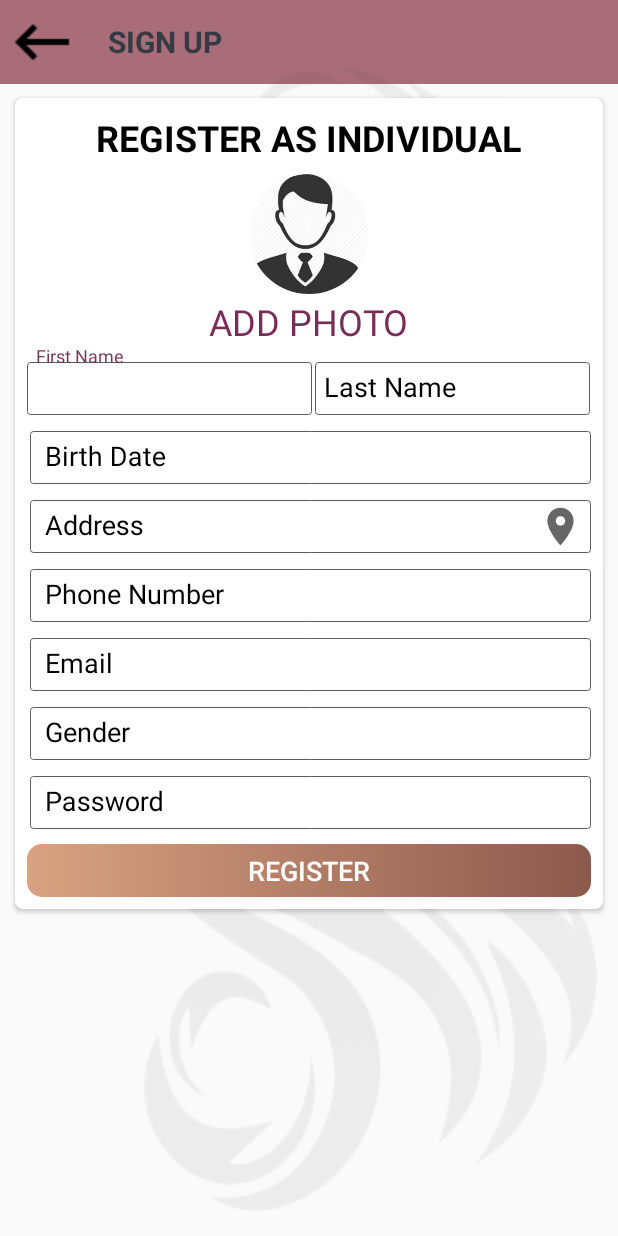
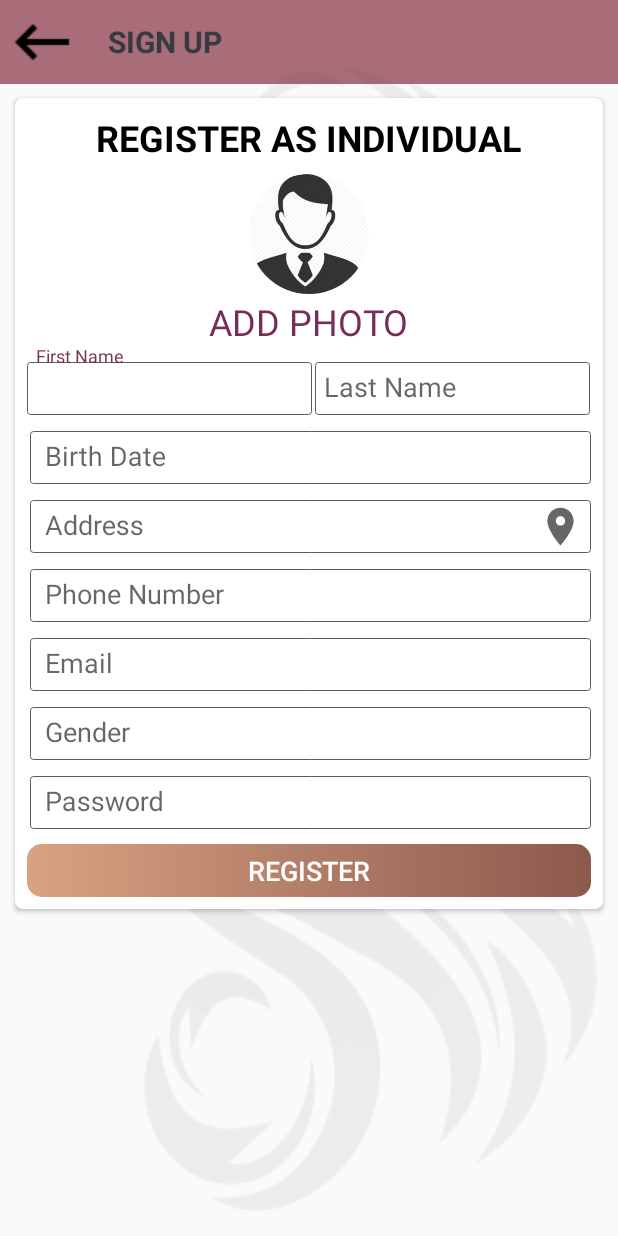
Before and after one commit to sklagat45/reylla, an Android app: the IndividualRegister screen opened directly, with no data from a screen before it, on a phone screen of 412 x 824 dp. Run offline under Robolectric (Android 15) with nearby library versions, the phone set to English and light mode, and no system bars; our stand-ins replace CircleImageView, Firebase (no records; nobody signed in at launch, a user with empty details on screens opened directly).

Commit message:
feature_register_companyProvider

```diff
--- a/app/src/main/java/com/sklagat46/reylla/activities/CompanyRegister.kt
+++ b/app/src/main/java/com/sklagat46/reylla/activities/CompanyRegister.kt
@@ -4,7 +4,6 @@ import android.content.Intent
 import android.os.Bundle
 import android.text.TextUtils
 import android.view.WindowManager
-import android.widget.ImageView
 import android.widget.Toast
 import com.google.android.gms.tasks.OnCompleteListener
 import com.google.firebase.auth.AuthResult
@@ -50,7 +49,7 @@ class CompanyRegister : BaseActivity() {
 
     private fun registerCompany() {
         // Here we get the text from editText and trim the space
-        val companyImage: ImageView = iv_company_image
+        val companyImage: String = iv_company_logo_image.toString()
         val companyName: String = et_company_name.text.toString().trim { it <= ' ' }
         val registrationNumber: String = et_registration_number.text.toString().trim { it <= ' ' }
         val companyAddress: String = et_company_address.text.toString().trim { it <= ' ' }
@@ -74,7 +73,8 @@ class CompanyRegister : BaseActivity() {
                             val registeredEmail = firebaseUser.email!!
 
                             val company = Company(
-                                firebaseUser.uid, companyName, registeredEmail
+                                firebaseUser.uid,companyImage,companyName, registrationNumber,
+                                companyAddress, companyPhonenumber,registeredEmail,companyPassword
                             )
 
                             // call the registerCustomer function of FirestoreClass to make an entry in the database.
--- a/app/src/main/java/com/sklagat46/reylla/model/Company.kt
+++ b/app/src/main/java/com/sklagat46/reylla/model/Company.kt
@@ -11,7 +11,7 @@ data class Company(
     val companyName: String ="",
     val registrationNumber: String = "",
     val companyAddress: String = "",
-    val companyPhonenumber: Long = 0,
+    val companyPhonenumber: String = "0",
     val companyEmail: String = "",
     val companyPassword: String = "",
     val fcmToken: String = ""
@@ -23,7 +23,7 @@ data class Company(
         source.readString()!!,
         source.readString()!!,
         source.readString()!!,
-        source.readLong(),
+        source.readString()!!,
         source.readString()!!,
         source.readString()!!,
         source.readString()!!
@@ -37,7 +37,7 @@ data class Company(
         writeString(companyName)
         writeString(registrationNumber)
         writeString(companyAddress)
-        writeLong(companyPhonenumber)
+        writeString(companyPhonenumber)
         writeString(companyEmail)
         writeString(companyPassword)
         writeString(fcmToken)
--- a/app/src/main/java/com/sklagat46/reylla/model/IndividualProviders.kt
+++ b/app/src/main/java/com/sklagat46/reylla/model/IndividualProviders.kt
@@ -12,7 +12,7 @@ data class IndividualProviders(
     val individualLastName: String = "",
     val individualDOB: String = "",
     val individualAddress: String = "",
-    val individualPhoneNum: Long = 0,
+    val individualPhoneNum: String = "0",
     val individualEmail: String = "",
     val individualGender: String = "",
     val individualPassword: String = "",
@@ -26,7 +26,7 @@ data class IndividualProviders(
         source.readString()!!,
         source.readString()!!,
         source.readString()!!,
-        source.readLong(),
+        source.readString()!!,
         source.readString()!!,
         source.readString()!!,
         source.readString()!!,
@@ -42,7 +42,7 @@ data class IndividualProviders(
         writeString(individualLastName)
         writeString(individualDOB)
         writeString(individualAddress)
-        writeLong(individualPhoneNum)
+        writeString(individualPhoneNum)
         writeString(individualEmail)
         writeString(individualGender)
         writeString(individualPassword)
--- a/app/src/main/res/layout/activity_individual_register.xml
+++ b/app/src/main/res/layout/activity_individual_register.xml
@@ -29,7 +29,6 @@
     <ImageView
         android:layout_width="match_parent"
         android:layout_height="match_parent"
-        android:contentDescription="background image"
         android:alpha="0.06"
         android:layout_marginTop="30dp"
         android:background="@drawable/splash_img_backg"
@@ -69,6 +68,7 @@
                     android:layout_height="match_parent"
                     android:layout_gravity="center_horizontal"
                     android:text="REGISTER AS INDIVIDUAL"
+                    android:contentDescription="Register as an individual"
                     android:layout_marginTop="2dp"
                     android:textColor="#000000"
                     android:textSize="24sp"
@@ -103,7 +103,6 @@
 
                     <com.google.android.material.textfield.TextInputLayout
                         android:layout_width="190dp"
-                        android:textColorHint="#000000"
                         android:focusable="true"
                         android:layout_height="wrap_content">
 
@@ -112,6 +111,7 @@
                             android:layout_width="match_parent"
                             android:layout_height="35dp"
                             android:paddingStart="6dp"
+                            android:inputType="textPersonName"
                             android:contentDescription="@string/first_name"
                             android:background="@drawable/gray_border_shape_rounded"
                             android:hint="First Name"
@@ -121,7 +121,6 @@
                     <com.google.android.material.textfield.TextInputLayout
                         android:id="@+id/textInputLayout"
                         android:layout_width="185dp"
-                        android:textColorHint="#000000"
                         android:focusable="true"
                         android:layout_height="wrap_content">
 
@@ -130,6 +129,7 @@
                             android:layout_marginStart="2dp"
                             android:layout_width="match_parent"
                             android:layout_height="35dp"
+                            android:inputType="textPersonName"
                             android:paddingStart="6dp"
                             android:contentDescription="@string/last_name"
                             android:background="@drawable/gray_border_shape_rounded"
@@ -140,7 +140,6 @@
 
                 <com.google.android.material.textfield.TextInputLayout
                     android:layout_width="match_parent"
-                    android:textColorHint="#000000"
                     android:focusable="true"
                     android:layout_height="wrap_content">
 
@@ -149,6 +148,7 @@
                         android:layout_marginStart="2dp"
                         android:layout_width="match_parent"
                         android:layout_height="35dp"
+                        android:inputType="date"
                         android:paddingStart="10dp"
                         android:contentDescription="@string/date_of_birth"
                         android:background="@drawable/gray_border_shape_rounded"
@@ -163,7 +163,6 @@
                     <com.google.android.material.textfield.TextInputLayout
                         android:layout_width="match_parent"
                         android:layout_height="wrap_content"
-                        android:textColorHint="#000000"
                         android:focusable="true"
                         app:layout_constraintBottom_toBottomOf="parent"
                         app:layout_constraintStart_toStartOf="parent">
@@ -173,6 +172,7 @@
                             android:layout_width="match_parent"
                             android:contentDescription="@string/address"
                             android:layout_height="35dp"
+                            android:inputType="textPostalAddress"
                             android:layout_marginStart="2dp"
                             android:background="@drawable/gray_border_shape_rounded"
                             android:hint="Address"
@@ -188,12 +188,13 @@
                         app:layout_constraintBottom_toBottomOf="parent"
                         app:layout_constraintEnd_toEndOf="parent"
                         android:paddingEnd="5dp"
-                        app:srcCompat="@drawable/ic_location_on_24" />
+                        android:clickable="true"
+                        app:srcCompat="@drawable/ic_location_on_24"
+                        android:focusable="true" />
                 </androidx.constraintlayout.widget.ConstraintLayout>
 
                 <com.google.android.material.textfield.TextInputLayout
                     android:layout_width="match_parent"
-                    android:textColorHint="#000000"
                     android:focusable="true"
                     android:layout_height="wrap_content">
 
@@ -202,6 +203,7 @@
                         android:layout_marginStart="2dp"
                         android:layout_width="match_parent"
                         android:layout_height="35dp"
+                        android:inputType="phone"
                         android:paddingStart="10dp"
                         android:contentDescription="phone number"
                         android:background="@drawable/gray_border_shape_rounded"
@@ -211,7 +213,6 @@
 
                 <com.google.android.material.textfield.TextInputLayout
                     android:layout_width="match_parent"
-                    android:textColorHint="#000000"
                     android:focusable="true"
                     android:layout_height="wrap_content">
 
@@ -220,6 +221,7 @@
                         android:layout_marginStart="2dp"
                         android:layout_width="match_parent"
                         android:layout_height="35dp"
+                        android:inputType="textEmailAddress"
                         android:paddingStart="10dp"
                         android:contentDescription="Email"
                         android:background="@drawable/gray_border_shape_rounded"
@@ -230,7 +232,6 @@
 
                 <com.google.android.material.textfield.TextInputLayout
                     android:layout_width="match_parent"
-                    android:textColorHint="#000000"
                     android:focusable="true"
                     android:layout_height="wrap_content">
 
@@ -249,7 +250,6 @@
                 <com.google.android.material.textfield.TextInputLayout
                     android:layout_width="match_parent"
                     android:focusable="true"
-                    android:textColorHint="#000000"
                     android:layout_height="wrap_content">
 
                     <androidx.appcompat.widget.AppCompatEditText
```
Also changed, not shown: app/src/main/java/com/sklagat46/reylla/activities/IndividualRegister.kt (+4 -3 lines), app/src/main/java/com/sklagat46/reylla/activities/RegisterCustomer.kt (+5 -4 lines), app/src/main/java/com/sklagat46/reylla/model/Customer.kt (+4 -4 lines), app/src/main/res/layout/activity_company_register.xml (+10 -9 lines), app/src/main/res/layout/activity_register_customer.xml (+5 -12 lines).
